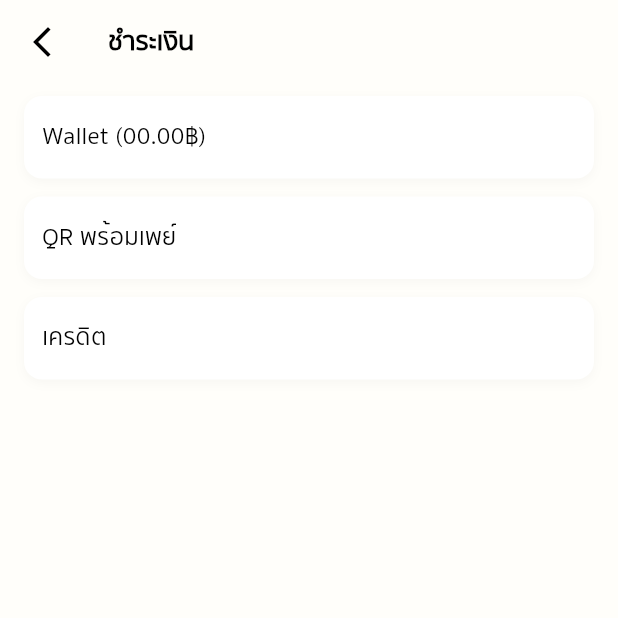
After one commit to AshaTechCorporation/gcargo, a Flutter app: the PaymentMethodPage screen opened directly, on a phone screen of 412 x 824 dp, the top half of it. The commit adds this screen. Run offline on Flutter 3.47's test engine with Material 3 defaults, Android fonts, the phone set to English and light mode, and no system bars; our stand-ins replace device_info_plus, dio, file_picker, flutter_widget_from_html, get, hive and 3 more; accounts and stored records are empty; network calls fail.

```diff
--- /dev/null
+++ b/lib/parcel/paymentMethodPage.dart
@@ -0,0 +1,49 @@
+import 'package:flutter/material.dart';
+import 'package:gcargo/parcel/walletPaymentPage.dart';
+
+class PaymentMethodPage extends StatelessWidget {
+  const PaymentMethodPage({super.key});
+
+  @override
+  Widget build(BuildContext context) {
+    return Scaffold(
+      backgroundColor: const Color(0xFFFFFEFA),
+      appBar: AppBar(
+        backgroundColor: const Color(0xFFFFFEFA),
+        elevation: 0,
+        leading: IconButton(icon: const Icon(Icons.arrow_back_ios_new, color: Colors.black), onPressed: () => Navigator.pop(context)),
+        title: const Text('ชำระเงิน', style: TextStyle(color: Colors.black)),
+      ),
+      body: Padding(
+        padding: const EdgeInsets.symmetric(horizontal: 16, vertical: 8),
+        child: Column(
+          children: [
+            GestureDetector(
+              onTap: () {
+                Navigator.push(context, MaterialPageRoute(builder: (_) => WalletPaymentPage()));
+              },
+              child: _buildPaymentOption('Wallet (00.00฿)'),
+            ),
+            const SizedBox(height: 12),
+            _buildPaymentOption('QR พร้อมเพย์'),
+            const SizedBox(height: 12),
+            _buildPaymentOption('เครดิต'),
+          ],
+        ),
+      ),
+    );
+  }
+
+  Widget _buildPaymentOption(String title) {
+    return Container(
+      width: double.infinity,
+      padding: const EdgeInsets.symmetric(vertical: 16, horizontal: 12),
+      decoration: BoxDecoration(
+        color: Colors.white,
+        borderRadius: BorderRadius.circular(12),
+        boxShadow: [BoxShadow(color: Colors.black.withOpacity(0.03), blurRadius: 5, offset: const Offset(0, 2))],
+      ),
+      child: Text(title, style: const TextStyle(fontSize: 16, color: Colors.black)),
+    );
+  }
+}
```
Also changed, not shown: lib/bill/transportCostPage.dart (+83 -15 lines), lib/controllers/order_controller.dart (+23 -0 lines), lib/parcel/detailOrderPage.dart (+18 -8 lines), lib/parcel/walletPaymentPage.dart (added, +54 -0 lines), lib/services/orderService.dart (+18 -0 lines), assets/icons/image98.png (added).
